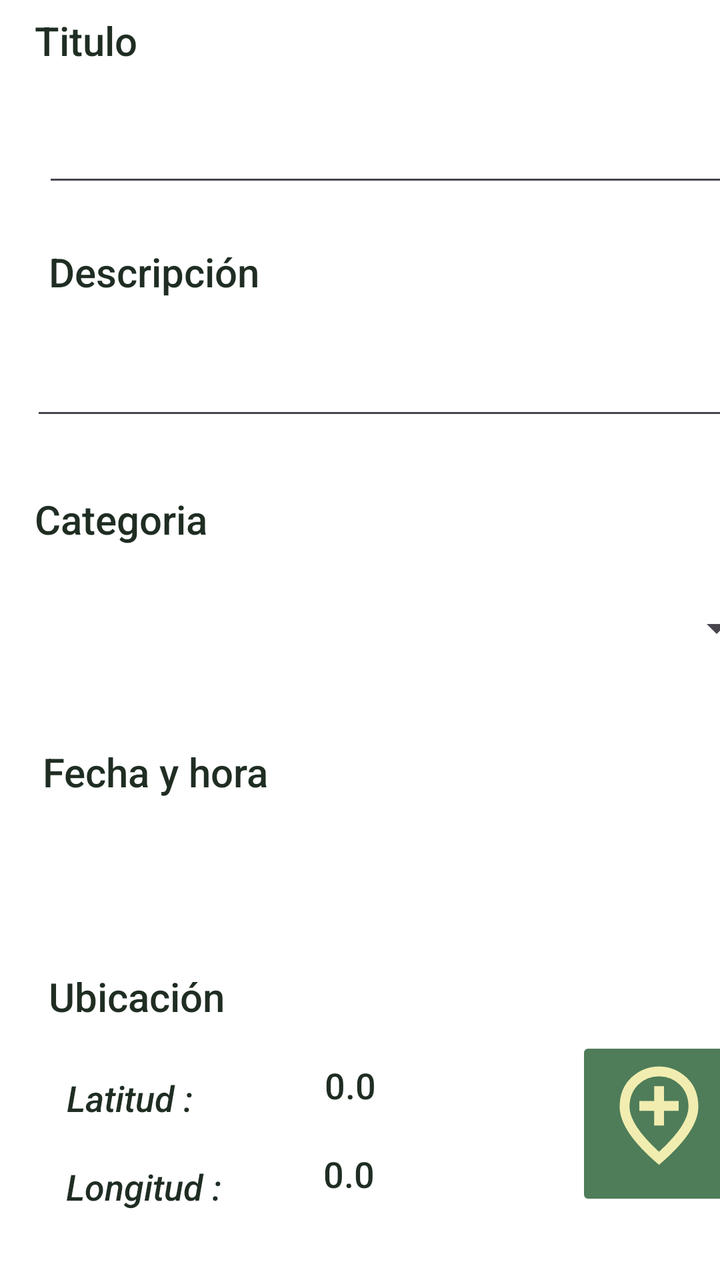
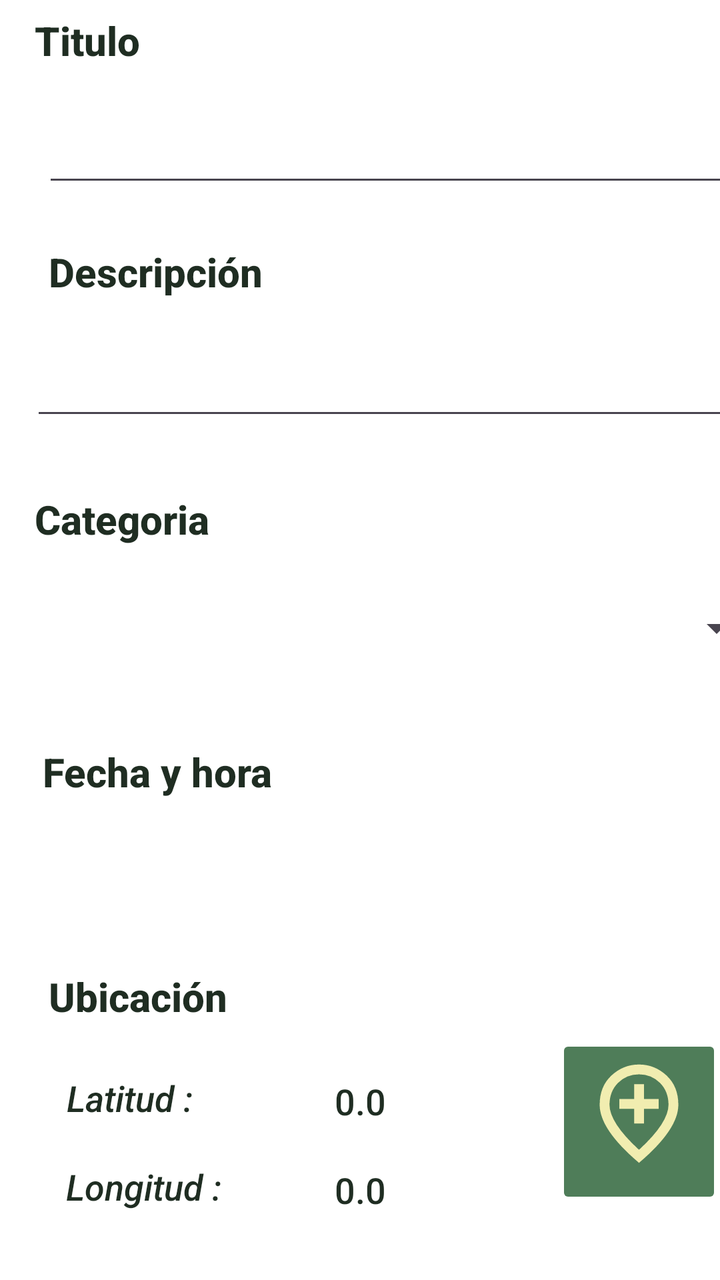

An Android layout rendered at two revisions. The XML below is the earlier revision; the diff shows what the commit changed to produce the second picture.
<!-- AndroidManifest.xml: application theme Theme.GeoRegistro -->
<!-- res/layout/registro.xml -->
<?xml version="1.0" encoding="utf-8"?>
<androidx.constraintlayout.widget.ConstraintLayout xmlns:android="http://schemas.android.com/apk/res/android"
    xmlns:app="http://schemas.android.com/apk/res-auto"
    xmlns:tools="http://schemas.android.com/tools"
    android:layout_width="match_parent"
    android:layout_height="match_parent">

    <androidx.constraintlayout.widget.ConstraintLayout
        android:layout_width="411dp"
        android:layout_height="896dp"
        android:background="#4F7D59"
        app:layout_constraintBottom_toBottomOf="parent"
        app:layout_constraintEnd_toEndOf="parent"
        app:layout_constraintHorizontal_bias="0.0"
        app:layout_constraintStart_toStartOf="parent"
        app:layout_constraintTop_toTopOf="parent"
        app:layout_constraintVertical_bias="0.6">

        <androidx.constraintlayout.widget.ConstraintLayout
            android:id="@+id/constraintLayout2"
            android:layout_width="412dp"
            android:layout_height="756dp"
            android:background="#FFFFFF"
            app:layout_constraintBottom_toBottomOf="parent"
            app:layout_constraintEnd_toEndOf="parent"
            app:layout_constraintHorizontal_bias="1.0"
            app:layout_constraintStart_toStartOf="parent"
            app:layout_constraintTop_toTopOf="parent"
            app:layout_constraintVertical_bias="1.0">

            <TextView
                android:id="@+id/textView3"
                android:layout_width="wrap_content"
                android:layout_height="wrap_content"
                android:layout_marginBottom="8dp"
                android:fontFamily="sans-serif-medium"
                android:text="Titulo"
                android:textColor="#1F2D22"
                android:textSize="20sp"
                app:layout_constraintBottom_toTopOf="@+id/edNombre"
                app:layout_constraintEnd_toEndOf="parent"
                app:layout_constraintHorizontal_bias="0.05"
                app:layout_constraintStart_toStartOf="parent"
                app:layout_constraintTop_toTopOf="parent"
                app:layout_constraintVertical_bias="0.592" />

            <EditText
                android:id="@+id/edNombre"
                android:layout_width="378dp"
                android:layout_height="43dp"
                android:ems="10"
                android:inputType="text"
                app:layout_constraintBottom_toTopOf="@+id/spCategoria"
                app:layout_constraintEnd_toEndOf="parent"
                app:layout_constraintHorizontal_bias="0.647"
                app:layout_constraintStart_toStartOf="parent"
                app:layout_constraintTop_toTopOf="parent"
                app:layout_constraintVertical_bias="0.258" />

            <TextView
                android:id="@+id/textView5"
                android:layout_width="wrap_content"
                android:layout_height="wrap_content"
                android:layout_marginTop="24dp"
                android:fontFamily="sans-serif-medium"
                android:text="Descripción"
                android:textColor="#1F2D22"
                android:textSize="20sp"
                app:layout_constraintBottom_toTopOf="@+id/spCategoria"
                app:layout_constraintEnd_toEndOf="parent"
                app:layout_constraintHorizontal_bias="0.082"
                app:layout_constraintStart_toStartOf="parent"
                app:layout_constraintTop_toBottomOf="@+id/edNombre"
                app:layout_constraintVertical_bias="0.0" />

            <EditText
                android:id="@+id/edDescripcion"
                android:layout_width="377dp"
                android:layout_height="47dp"
                android:layout_marginTop="16dp"
                android:ems="10"
                android:inputType="text"
                app:layout_constraintBottom_toTopOf="@+id/spCategoria"
                app:layout_constraintEnd_toEndOf="parent"
                app:layout_constraintHorizontal_bias="0.457"
                app:layout_constraintStart_toStartOf="parent"
                app:layout_constraintTop_toBottomOf="@+id/textView5"
                app:layout_constraintVertical_bias="0.031" />

            <Spinner
                android:id="@+id/spCategoria"
                android:layout_width="367dp"
                android:layout_height="38dp"
                android:layout_marginTop="308dp"
                android:scrollbarSize="9dp"
                app:layout_constraintBottom_toTopOf="@+id/txtviewFechayHora"
                app:layout_constraintEnd_toEndOf="parent"
                app:layout_constraintHorizontal_bias="0.355"
                app:layout_constraintStart_toStartOf="parent"
                app:layout_constraintTop_toTopOf="parent"
                app:layout_constraintVertical_bias="0.0" />

            <TextView
                android:id="@+id/textView6"
                android:layout_width="wrap_content"
                android:layout_height="wrap_content"
                android:layout_marginBottom="11dp"
                android:fontFamily="sans-serif-medium"
                android:text="Categoria"
                android:textColor="#1F2D22"
                android:textSize="20sp"
                app:layout_constraintBottom_toTopOf="@+id/spCategoria"
                app:layout_constraintEnd_toEndOf="parent"
                app:layout_constraintHorizontal_bias="0.055"
                app:layout_constraintStart_toStartOf="parent"
                app:layout_constraintTop_toBottomOf="@+id/edDescripcion"
                app:layout_constraintVertical_bias="0.736" />

            <TextView
                android:id="@+id/textView7"
                android:layout_width="wrap_content"
                android:layout_height="wrap_content"
                android:layout_marginTop="28dp"
                android:layout_marginBottom="14dp"
                android:fontFamily="sans-serif-medium"
                android:text="Fecha y hora"
                android:textColor="#1F2D22"
                android:textSize="20sp"
                app:layout_constraintBottom_toTopOf="@+id/txtviewFechayHora"
                app:layout_constraintEnd_toEndOf="parent"
                app:layout_constraintHorizontal_bias="0.074"
                app:layout_constraintStart_toStartOf="parent"
                app:layout_constraintTop_toBottomOf="@+id/spCategoria"
                app:layout_constraintVertical_bias="0.384" />

            <TextView
                android:id="@+id/txtviewFechayHora"
                android:layout_width="356dp"
                android:layout_height="29dp"
                android:fontFamily="sans-serif-medium"
                android:textColor="#1F2D22"
                android:textSize="20sp"
                app:layout_constraintBottom_toTopOf="@+id/btnGuardar"
                app:layout_constraintEnd_toEndOf="parent"
                app:layout_constraintHorizontal_bias="0.321"
                app:layout_constraintStart_toStartOf="parent"
                app:layout_constraintTop_toTopOf="parent"
                app:layout_constraintVertical_bias="0.717" />

            <TextView
                android:id="@+id/textView9"
                android:layout_width="wrap_content"
                android:layout_height="wrap_content"
                android:layout_marginTop="24dp"
                android:fontFamily="sans-serif-medium"
                android:text="Ubicación"
                android:textColor="#1F2D22"
                android:textSize="20sp"
                app:layout_constraintBottom_toTopOf="@+id/btnGuardar"
                app:layout_constraintEnd_toEndOf="parent"
                app:layout_constraintHorizontal_bias="0.077"
                app:layout_constraintStart_toStartOf="parent"
                app:layout_constraintTop_toBottomOf="@+id/txtviewFechayHora"
                app:layout_constraintVertical_bias="0.0" />

            <TextView
                android:id="@+id/textView10"
                android:layout_width="wrap_content"
                android:layout_height="wrap_content"
                android:layout_marginTop="52dp"
                android:fontFamily="sans-serif-medium"
                android:text="Latitud :"
                android:textColor="#1F2D22"
                android:textSize="18sp"
                android:textStyle="italic"
                app:layout_constraintBottom_toTopOf="@+id/btnGuardar"
                app:layout_constraintEnd_toEndOf="parent"
                app:layout_constraintHorizontal_bias="0.097"
                app:layout_constraintStart_toStartOf="parent"
                app:layout_constraintTop_toTopOf="@+id/textView9"
                app:layout_constraintVertical_bias="0.0" />

            <TextView
                android:id="@+id/textView11"
                android:layout_width="wrap_content"
                android:layout_height="wrap_content"
                android:layout_marginTop="20dp"
                android:fontFamily="sans-serif-medium"
                android:text="Longitud :"
                android:textColor="#1F2D22"
                android:textSize="18sp"
                android:textStyle="italic"
                app:layout_constraintEnd_toEndOf="parent"
                app:layout_constraintHorizontal_bias="0.101"
                app:layout_constraintStart_toStartOf="parent"
                app:layout_constraintTop_toBottomOf="@+id/textView10" />

            <TextView
                android:id="@+id/txtviewLatitud"
                android:layout_width="wrap_content"
                android:layout_height="wrap_content"
                android:layout_marginTop="70dp"
                android:layout_marginBottom="20dp"
                android:fontFamily="sans-serif-medium"
                android:text="0.0"
                android:textColor="#1F2D22"
                android:textSize="18sp"
                app:layout_constraintBottom_toTopOf="@+id/txtviewLongitud"
                app:layout_constraintEnd_toEndOf="parent"
                app:layout_constraintHorizontal_bias="0.422"
                app:layout_constraintStart_toStartOf="parent"
                app:layout_constraintTop_toBottomOf="@+id/txtviewFechayHora"
                app:layout_constraintVertical_bias="1.0" />

            <TextView
                android:id="@+id/txtviewLongitud"
                android:layout_width="wrap_content"
                android:layout_height="wrap_content"
                android:layout_marginEnd="224dp"
                android:layout_marginBottom="144dp"
                android:fontFamily="sans-serif-medium"
                android:text="0.0"
                android:textColor="#1F2D22"
                android:textSize="18sp"
                app:layout_constraintBottom_toBottomOf="parent"
                app:layout_constraintEnd_toEndOf="parent" />

            <ImageButton
                android:id="@+id/btnLocalizar"
                style="@style/Widget.AppCompat.ImageButton"
                android:layout_width="83dp"
                android:layout_height="87dp"
                android:layout_marginStart="100dp"
                android:backgroundTint="#4F7D59"
                android:scaleType="fitStart"
                android:tint="#F1EDB0"
                app:layout_constraintBottom_toTopOf="@+id/btnGuardar"
                app:layout_constraintEnd_toEndOf="parent"
                app:layout_constraintHorizontal_bias="0.0"
                app:layout_constraintStart_toEndOf="@+id/txtviewLatitud"
                app:layout_constraintTop_toBottomOf="@+id/txtviewFechayHora"
                app:layout_constraintVertical_bias="0.653"
                app:srcCompat="@drawable/ic_mapa" />

            <Button
                android:id="@+id/btnGuardar"
                android:layout_width="192dp"
                android:layout_height="67dp"
                android:layout_marginBottom="40dp"
                android:backgroundTint="#3A5E43"
                android:text="Guardar"
                app:layout_constraintBottom_toBottomOf="parent"
                app:layout_constraintEnd_toEndOf="parent"
                app:layout_constraintHorizontal_bias="0.509"
                app:layout_constraintStart_toStartOf="parent"
                app:rippleColor="#3A5E43" />

        </androidx.constraintlayout.widget.ConstraintLayout>

        <TextView
            android:id="@+id/textView2"
            android:layout_width="311dp"
            android:layout_height="52dp"
            android:layout_marginTop="16dp"
            android:fontFamily="sans-serif-black"
            android:text="Nueva incidencia   "
            android:textColor="#F1EDB0"
            android:textSize="34sp"
            android:typeface="monospace"
            app:layout_constraintBottom_toTopOf="@+id/constraintLayout2"
            app:layout_constraintEnd_toEndOf="parent"
            app:layout_constraintHorizontal_bias="0.168"
            app:layout_constraintStart_toStartOf="parent"
            app:layout_constraintTop_toTopOf="parent"
            app:layout_constraintVertical_bias="0.52" />
    </androidx.constraintlayout.widget.ConstraintLayout>
</androidx.constraintlayout.widget.ConstraintLayout>
<!-- resources referenced by this layout -->
<resources>
  <!-- drawable ic_mapa (drawable) -->
  <vector xmlns:android="http://schemas.android.com/apk/res/android" android:height="24dp" android:tint="#000000" android:viewportHeight="960" android:viewportWidth="960" android:width="24dp">
        
      <path android:fillColor="@android:color/white" android:pathData="M440,560L520,560L520,440L640,440L640,360L520,360L520,240L440,240L440,360L320,360L320,440L440,440L440,560ZM480,774Q602,662 661,570.5Q720,479 720,408Q720,299 650.5,229.5Q581,160 480,160Q379,160 309.5,229.5Q240,299 240,408Q240,479 299,570.5Q358,662 480,774ZM480,880Q319,743 239.5,625.5Q160,508 160,408Q160,258 256.5,169Q353,80 480,80Q607,80 703.5,169Q800,258 800,408Q800,508 720.5,625.5Q641,743 480,880ZM480,400Q480,400 480,400Q480,400 480,400Q480,400 480,400Q480,400 480,400Q480,400 480,400Q480,400 480,400Q480,400 480,400Q480,400 480,400Z"/>
      
  </vector>
  <style name="Theme.GeoRegistro" parent="Base.Theme.GeoRegistro" />
  <style name="Base.Theme.GeoRegistro" parent="Theme.Material3.DayNight.NoActionBar">
          
          
      </style>
</resources>

<!-- the commit's change to res/layout/registro.xml (unified diff, before → after) -->
@@ -37,6 +37,7 @@
                 android:text="Titulo"
                 android:textColor="#1F2D22"
                 android:textSize="20sp"
+                android:textStyle="bold"
                 app:layout_constraintBottom_toTopOf="@+id/edNombre"
                 app:layout_constraintEnd_toEndOf="parent"
                 app:layout_constraintHorizontal_bias="0.05"
@@ -50,6 +51,7 @@
                 android:layout_height="43dp"
                 android:ems="10"
                 android:inputType="text"
+                android:textColor="#1F2D22"
                 app:layout_constraintBottom_toTopOf="@+id/spCategoria"
                 app:layout_constraintEnd_toEndOf="parent"
                 app:layout_constraintHorizontal_bias="0.647"
@@ -66,6 +68,7 @@
                 android:text="Descripción"
                 android:textColor="#1F2D22"
                 android:textSize="20sp"
+                android:textStyle="bold"
                 app:layout_constraintBottom_toTopOf="@+id/spCategoria"
                 app:layout_constraintEnd_toEndOf="parent"
                 app:layout_constraintHorizontal_bias="0.082"
@@ -80,6 +83,7 @@
                 android:layout_marginTop="16dp"
                 android:ems="10"
                 android:inputType="text"
+                android:textColor="#1F2D22"
                 app:layout_constraintBottom_toTopOf="@+id/spCategoria"
                 app:layout_constraintEnd_toEndOf="parent"
                 app:layout_constraintHorizontal_bias="0.457"
@@ -109,6 +113,7 @@
                 android:text="Categoria"
                 android:textColor="#1F2D22"
                 android:textSize="20sp"
+                android:textStyle="bold"
                 app:layout_constraintBottom_toTopOf="@+id/spCategoria"
                 app:layout_constraintEnd_toEndOf="parent"
                 app:layout_constraintHorizontal_bias="0.055"
@@ -126,6 +131,7 @@
                 android:text="Fecha y hora"
                 android:textColor="#1F2D22"
                 android:textSize="20sp"
+                android:textStyle="bold"
                 app:layout_constraintBottom_toTopOf="@+id/txtviewFechayHora"
                 app:layout_constraintEnd_toEndOf="parent"
                 app:layout_constraintHorizontal_bias="0.074"
@@ -156,6 +162,7 @@
                 android:text="Ubicación"
                 android:textColor="#1F2D22"
                 android:textSize="20sp"
+                android:textStyle="bold"
                 app:layout_constraintBottom_toTopOf="@+id/btnGuardar"
                 app:layout_constraintEnd_toEndOf="parent"
                 app:layout_constraintHorizontal_bias="0.077"
@@ -200,14 +207,16 @@
                 android:layout_width="wrap_content"
                 android:layout_height="wrap_content"
                 android:layout_marginTop="70dp"
+                android:layout_marginEnd="8dp"
                 android:layout_marginBottom="20dp"
                 android:fontFamily="sans-serif-medium"
                 android:text="0.0"
+                android:textAlignment="textStart"
                 android:textColor="#1F2D22"
                 android:textSize="18sp"
                 app:layout_constraintBottom_toTopOf="@+id/txtviewLongitud"
                 app:layout_constraintEnd_toEndOf="parent"
-                app:layout_constraintHorizontal_bias="0.422"
+                app:layout_constraintHorizontal_bias="0.444"
                 app:layout_constraintStart_toStartOf="parent"
                 app:layout_constraintTop_toBottomOf="@+id/txtviewFechayHora"
                 app:layout_constraintVertical_bias="1.0" />
@@ -216,30 +225,32 @@
                 android:id="@+id/txtviewLongitud"
                 android:layout_width="wrap_content"
                 android:layout_height="wrap_content"
-                android:layout_marginEnd="224dp"
-                android:layout_marginBottom="144dp"
+                android:layout_marginBottom="136dp"
                 android:fontFamily="sans-serif-medium"
                 android:text="0.0"
+                android:textAlignment="textStart"
                 android:textColor="#1F2D22"
                 android:textSize="18sp"
                 app:layout_constraintBottom_toBottomOf="parent"
-                app:layout_constraintEnd_toEndOf="parent" />
+                app:layout_constraintEnd_toEndOf="parent"
+                app:layout_constraintHorizontal_bias="0.435"
+                app:layout_constraintStart_toStartOf="parent" />
 
             <ImageButton
                 android:id="@+id/btnLocalizar"
                 style="@style/Widget.AppCompat.ImageButton"
                 android:layout_width="83dp"
                 android:layout_height="87dp"
-                android:layout_marginStart="100dp"
+                android:layout_marginStart="60dp"
                 android:backgroundTint="#4F7D59"
                 android:scaleType="fitStart"
                 android:tint="#F1EDB0"
                 app:layout_constraintBottom_toTopOf="@+id/btnGuardar"
                 app:layout_constraintEnd_toEndOf="parent"
-                app:layout_constraintHorizontal_bias="0.0"
+                app:layout_constraintHorizontal_bias="0.333"
                 app:layout_constraintStart_toEndOf="@+id/txtviewLatitud"
                 app:layout_constraintTop_toBottomOf="@+id/txtviewFechayHora"
-                app:layout_constraintVertical_bias="0.653"
+                app:layout_constraintVertical_bias="0.64"
                 app:srcCompat="@drawable/ic_mapa" />
 
             <Button
